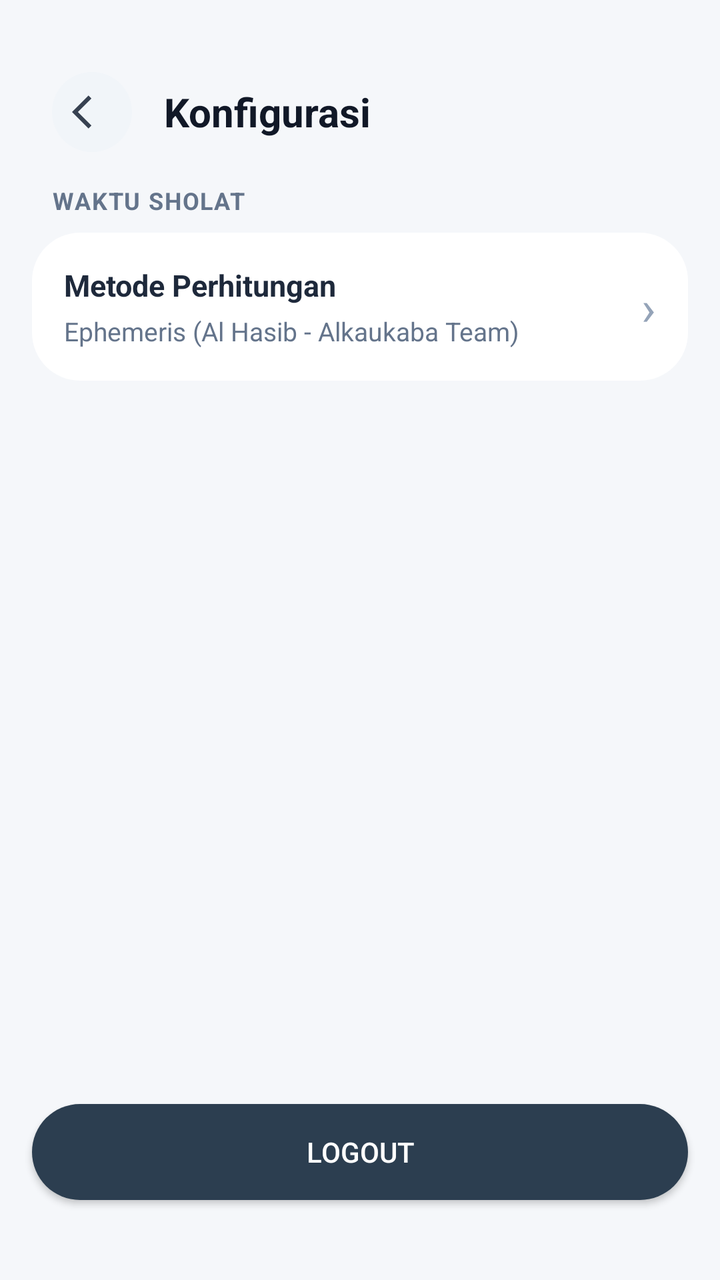
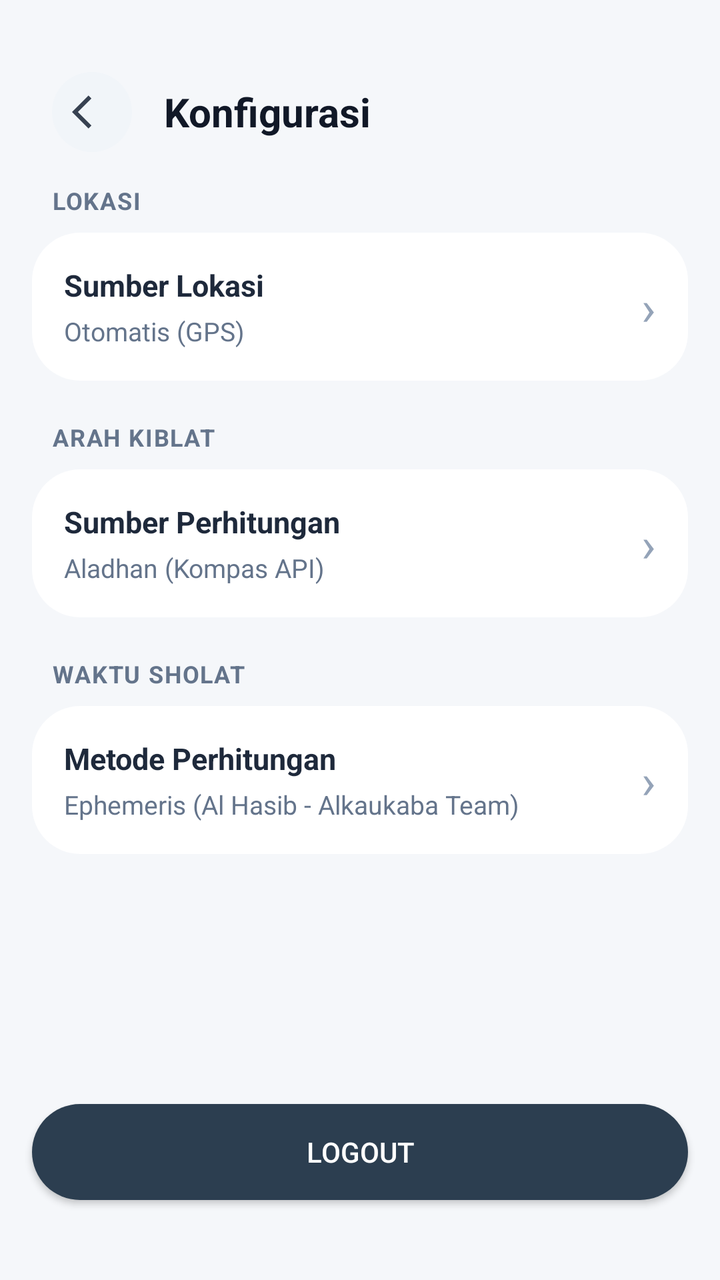

Compare the two renders of this Android layout. The source of the first and the diff that turns it into the second are given below.
<!-- AndroidManifest.xml: application theme AppTheme -->
<!-- res/layout/activity_konfigurasi.xml -->
<?xml version="1.0" encoding="utf-8"?>
<LinearLayout xmlns:android="http://schemas.android.com/apk/res/android"
    xmlns:app="http://schemas.android.com/apk/res-auto"
    xmlns:tools="http://schemas.android.com/tools"
    android:layout_width="match_parent"
    android:layout_height="match_parent"
    android:orientation="vertical"
    android:paddingTop="20dp"
    android:paddingLeft="10dp"
    android:paddingRight="10dp"
    tools:context=".ui.konfigurasi.KonfigurasiActivity"
    android:background="#F5F7FA">

    <LinearLayout
        android:layout_width="match_parent"
        android:layout_height="wrap_content"
        android:gravity="center_vertical"
        android:padding="16dp">

        <ImageView
            android:id="@+id/btnBack"
            android:layout_width="40dp"
            android:layout_height="40dp"
            android:padding="10dp"
            android:background="@drawable/bg_circle_button"
            android:backgroundTint="@color/waktu_sholat_icon_bg_inactive"
            android:src="@drawable/ic_arrow_back"
            app:tint="#374151"/>

        <TextView
            android:layout_width="wrap_content"
            android:layout_height="wrap_content"
            android:text="Konfigurasi"
            android:textSize="20sp"
            android:textStyle="bold"
            android:layout_marginStart="16dp"
            android:textColor="#111827"/>
    </LinearLayout>

    <TextView
        android:layout_width="match_parent"
        android:layout_height="wrap_content"
        android:text="WAKTU SHOLAT"
        android:textSize="12sp"
        android:textStyle="bold"
        android:textColor="@color/text_secondary"
        android:letterSpacing="0.05"
        android:paddingHorizontal="16dp"
        android:paddingBottom="8dp"/>

    <LinearLayout
        android:id="@+id/rowPrayerMethod"
        android:layout_width="match_parent"
        android:layout_height="wrap_content"
        android:orientation="horizontal"
        android:gravity="center_vertical"
        android:background="@drawable/bg_card_rounded"
        android:layout_marginHorizontal="6dp"
        android:padding="16dp"
        android:clickable="true"
        android:focusable="true">

        <LinearLayout
            android:layout_width="0dp"
            android:layout_height="wrap_content"
            android:layout_weight="1"
            android:orientation="vertical">

            <TextView
                android:layout_width="wrap_content"
                android:layout_height="wrap_content"
                android:text="Metode Perhitungan"
                android:textSize="15sp"
                android:textStyle="bold"
                android:textColor="@color/text_primary"/>

            <TextView
                android:id="@+id/tvCurrentMethod"
                android:layout_width="wrap_content"
                android:layout_height="wrap_content"
                android:layout_marginTop="4dp"
                android:text="Ephemeris (Al Hasib - Alkaukaba Team)"
                android:textSize="13sp"
                android:textColor="@color/text_secondary"/>
        </LinearLayout>

        <TextView
            android:layout_width="wrap_content"
            android:layout_height="wrap_content"
            android:text="›"
            android:textSize="24sp"
            android:textColor="@color/text_hint"/>
    </LinearLayout>

    <View
        android:layout_width="match_parent"
        android:layout_height="0dp"
        android:layout_weight="1"/>

    <androidx.appcompat.widget.AppCompatButton
        android:id="@+id/btnLogout"
        android:layout_width="match_parent"
        android:layout_height="wrap_content"
        android:layout_marginHorizontal="6dp"
        android:layout_marginBottom="40dp"
        android:text="Logout"
        android:background="@drawable/bg_btn_main_dark"
        android:textColor="@android:color/white"/>

</LinearLayout>
<!-- resources referenced by this layout -->
<resources>
  <color name="text_hint">#94A3B8</color>
  <color name="text_primary">#1E293B</color>
  <color name="text_secondary">#64748B</color>
  <color name="waktu_sholat_icon_bg_inactive">#F1F5F9</color>
  <!-- drawable bg_btn_main_dark (drawable) -->
  <?xml version="1.0" encoding="utf-8"?>
  <shape xmlns:android="http://schemas.android.com/apk/res/android"
      android:shape="rectangle">
  
      <solid android:color="#2C3E50" />
  
      <corners android:radius="24dp" />
  </shape>
  <!-- drawable bg_card_rounded (drawable) -->
  <?xml version="1.0" encoding="utf-8"?>
  <shape xmlns:android="http://schemas.android.com/apk/res/android">
      <solid android:color="@color/card_white"/>
      <corners android:radius="24dp"/>
  </shape>
  <!-- drawable bg_circle_button (drawable) -->
  <?xml version="1.0" encoding="utf-8"?>
  <shape xmlns:android="http://schemas.android.com/apk/res/android" android:shape="oval">
      <solid android:color="#FFFFFF"/> </shape>
  <!-- drawable ic_arrow_back (drawable) -->
  <vector android:height="24dp" android:tint="#FFFFFF"
      android:viewportHeight="24" android:viewportWidth="24"
      android:width="24dp" xmlns:android="http://schemas.android.com/apk/res/android">
      <path android:fillColor="@android:color/white" android:pathData="M11.67,3.87L9.9,2.1 0,12l9.9,9.9 1.77,-1.77L3.54,12z"/>
  </vector>
  <style name="AppTheme" parent="Theme.AlKaukaba">
          <item name="android:windowDrawsSystemBarBackgrounds" tools:targetApi="lollipop">true</item>
      </style>
  <color name="card_white">#FFFFFF</color>
  <style name="Theme.AlKaukaba" parent="Theme.MaterialComponents.DayNight.NoActionBar">
          
          <item name="colorPrimary">@color/purple_500</item>
          <item name="colorPrimaryVariant">@color/transparent</item>
          <item name="colorOnPrimary">@color/white</item>
          
          <item name="colorSecondary">@color/teal_200</item>
          <item name="colorSecondaryVariant">@color/teal_700</item>
          <item name="colorOnSecondary">@color/black</item>
          
          <item name="android:statusBarColor" tools:targetApi="l">?attr/colorPrimaryVariant</item>
          
      </style>
  <color name="purple_500">#FF6200EE</color>
  <color name="transparent">#00FFFFFF</color>
  <color name="white">#FFFFFFFF</color>
  <color name="teal_200">#FF03DAC5</color>
  <color name="teal_700">#FF018786</color>
  <color name="black">#FF000000</color>
</resources>

<!-- the commit's change to res/layout/activity_konfigurasi.xml (unified diff, before → after) -->
@@ -40,6 +40,118 @@
     <TextView
         android:layout_width="match_parent"
         android:layout_height="wrap_content"
+        android:text="LOKASI"
+        android:textSize="12sp"
+        android:textStyle="bold"
+        android:textColor="@color/text_secondary"
+        android:letterSpacing="0.05"
+        android:paddingHorizontal="16dp"
+        android:paddingBottom="8dp"/>
+
+    <LinearLayout
+        android:id="@+id/rowLocation"
+        android:layout_width="match_parent"
+        android:layout_height="wrap_content"
+        android:orientation="horizontal"
+        android:gravity="center_vertical"
+        android:background="@drawable/bg_card_rounded"
+        android:layout_marginHorizontal="6dp"
+        android:layout_marginBottom="20dp"
+        android:padding="16dp"
+        android:clickable="true"
+        android:focusable="true">
+
+        <LinearLayout
+            android:layout_width="0dp"
+            android:layout_height="wrap_content"
+            android:layout_weight="1"
+            android:orientation="vertical">
+
+            <TextView
+                android:layout_width="wrap_content"
+                android:layout_height="wrap_content"
+                android:text="Sumber Lokasi"
+                android:textSize="15sp"
+                android:textStyle="bold"
+                android:textColor="@color/text_primary"/>
+
+            <TextView
+                android:id="@+id/tvCurrentLocation"
+                android:layout_width="wrap_content"
+                android:layout_height="wrap_content"
+                android:layout_marginTop="4dp"
+                android:text="Otomatis (GPS)"
+                android:textSize="13sp"
+                android:textColor="@color/text_secondary"/>
+        </LinearLayout>
+
+        <TextView
+            android:layout_width="wrap_content"
+            android:layout_height="wrap_content"
+            android:text="›"
+            android:textSize="24sp"
+            android:textColor="@color/text_hint"/>
+    </LinearLayout>
+
+    <TextView
+        android:layout_width="match_parent"
+        android:layout_height="wrap_content"
+        android:text="ARAH KIBLAT"
+        android:textSize="12sp"
+        android:textStyle="bold"
+        android:textColor="@color/text_secondary"
+        android:letterSpacing="0.05"
+        android:paddingHorizontal="16dp"
+        android:paddingBottom="8dp"/>
+
+    <LinearLayout
+        android:id="@+id/rowQiblaSource"
+        android:layout_width="match_parent"
+        android:layout_height="wrap_content"
+        android:orientation="horizontal"
+        android:gravity="center_vertical"
+        android:background="@drawable/bg_card_rounded"
+        android:layout_marginHorizontal="6dp"
+        android:layout_marginBottom="20dp"
+        android:padding="16dp"
+        android:clickable="true"
+        android:focusable="true">
+
+        <LinearLayout
+            android:layout_width="0dp"
+            android:layout_height="wrap_content"
+            android:layout_weight="1"
+            android:orientation="vertical">
+
+            <TextView
+                android:layout_width="wrap_content"
+                android:layout_height="wrap_content"
+                android:text="Sumber Perhitungan"
+                android:textSize="15sp"
+                android:textStyle="bold"
+                android:textColor="@color/text_primary"/>
+
+            <TextView
+                android:id="@+id/tvCurrentQiblaSource"
+                android:layout_width="wrap_content"
+                android:layout_height="wrap_content"
+                android:layout_marginTop="4dp"
+                android:text="Aladhan (Kompas API)"
+                android:textSize="13sp"
+                android:textColor="@color/text_secondary"/>
+        </LinearLayout>
+
+        <TextView
+            android:layout_width="wrap_content"
+            android:layout_height="wrap_content"
+            android:text="›"
+            android:textSize="24sp"
+            android:textColor="@color/text_hint"/>
+    </LinearLayout>
+
+    <TextView
+        android:layout_width="match_parent"
+        android:layout_height="wrap_content"
         android:text="WAKTU SHOLAT"
         android:textSize="12sp"
         android:textStyle="bold"
